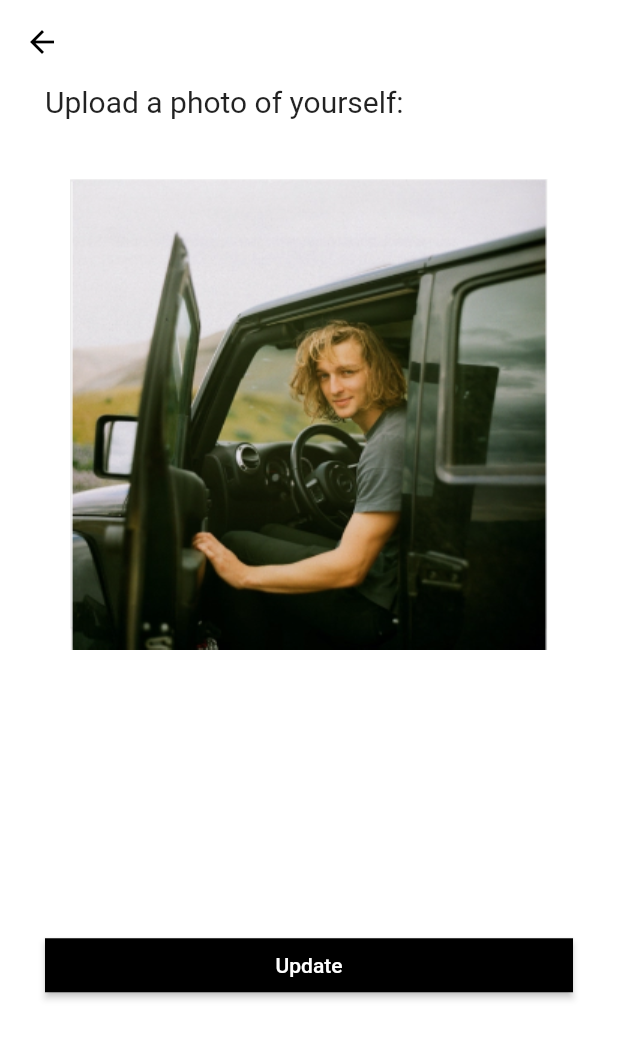
After one commit to samuel-nwankwo/profile-editor, a Flutter app: the EditPic screen opened directly, on a phone screen of 412 x 824 dp. The commit adds this screen. Shown: the top 1039 px of the screen. Run offline on Flutter 3.47's test engine with Material 2 defaults, Android fonts, the phone set to English and light mode, and no system bars.

Commit message:
Added edit image page

```diff
--- /dev/null
+++ b/lib/edit_pic.dart
@@ -0,0 +1,69 @@
+
+import 'package:flutter/cupertino.dart';
+import 'package:flutter/material.dart';
+
+class EditPic extends StatelessWidget{
+  EditPic({Key key}) : super(key: key);
+
+  @override
+  Widget build(BuildContext context){
+    return Scaffold(
+      backgroundColor: Colors.white,
+      appBar: AppBar(
+        elevation: 0,
+        centerTitle: true,
+        automaticallyImplyLeading:true,
+        leading: BackButton(
+          color: Colors.black,
+        ),
+        backgroundColor: Colors.white,
+      ),
+      body: Column(
+        children: <Widget>[
+          Padding(
+            padding:EdgeInsets.only(left: 30.0, bottom: 10.0),
+            child: Align(
+              alignment: Alignment.centerLeft,
+              child:Text("Upload a photo of yourself:",
+                textAlign: TextAlign.left,
+                style: TextStyle(fontSize: 20.0 ),
+              ),
+            ),
+          ),
+          Padding(
+            padding: EdgeInsets.all(30.0),
+            child:Image(
+                image: AssetImage('images/profile_pic_edit.png')
+            ),
+          ),
+          Expanded(
+            child: Container(),
+          ),
+          Padding(
+            padding:EdgeInsets.all(30.0),
+            child:
+            SizedBox(
+              width: double.infinity,
+              child: ElevatedButton(
+                onPressed: () =>{
+                  Navigator.pop(context,false)
+                },
+                style: ElevatedButton.styleFrom(
+                  primary:Colors.black,
+                  onPrimary:Colors.white,
+                  shape: RoundedRectangleBorder(
+                    borderRadius: BorderRadius.circular(0.0),
+                  ),
+                ),
+                child: Text('Update',
+                  textAlign: TextAlign.center,
+                ),
+              ),
+            ),
+          ),Expanded(
+            child: Container(),
+          ),
+        ],
+      ),
+    );
+  }}
--- a/pubspec.yaml
+++ b/pubspec.yaml
@@ -40,6 +40,7 @@ dev_dependencies:
 flutter:
   assets:
     - images/profile_pic.png
+    - images/profile_pic_edit.png
   # The following line ensures that the Material Icons font is
   # included with your application, so that you can use the icons in
   # the material Icons class.
```
Also changed, not shown: lib/main.dart (+28 -17 lines), images/profile_pic_edit.png (added), 1 other file.
